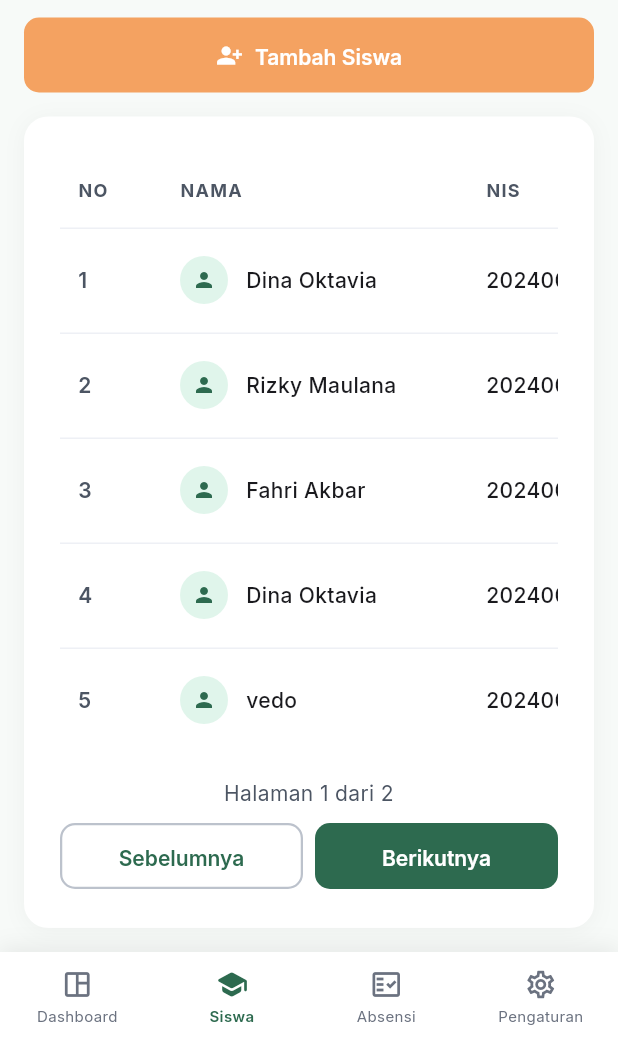
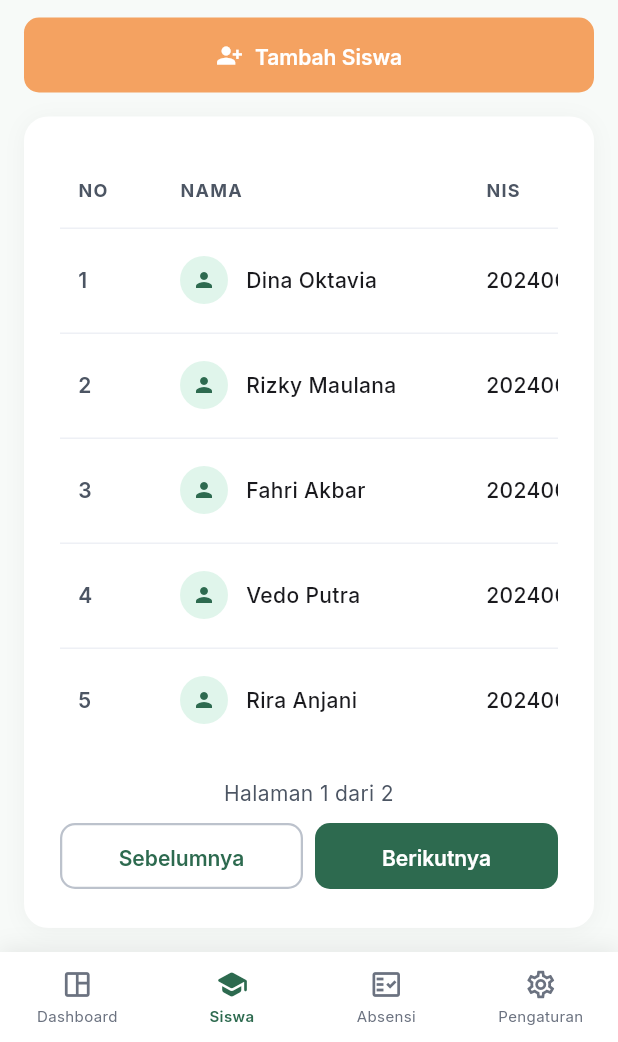
Before and after one commit to Anompuja/eduaccess, a Flutter app: the StudentsScreen screen opened by its route, scrolled down 238 dp, on a phone screen of 412 x 824 dp, the part 194-1236 px from its top. Run offline on Flutter 3.47's test engine with Material 3 defaults, Android fonts, the phone set to English and light mode, and no system bars; our stand-ins replace dio, equatable, fl_chart, flutter_riverpod, flutter_secure_storage, fpdart and 3 more; accounts and stored records are empty.

Commit message:
feat: refactor StudentsScreen to use student data model and update modal actions

```diff
--- a/lib/features/students/presentation/screens/students_screen.dart
+++ b/lib/features/students/presentation/screens/students_screen.dart
@@ -7,6 +7,12 @@ import '../../../../core/widgets/app_badge.dart';
 import '../../../../core/widgets/app_button.dart';
 import '../../../../core/widgets/app_card.dart';
 import '../../../../core/widgets/app_text_field.dart';
+import '../../data/datasources/students_dummy_data.dart';
+import '../../data/models/student_row_data.dart';
+import '../widgets/student_create_modal.dart';
+import '../widgets/student_delete_modal.dart';
+import '../widgets/student_detail_modal.dart';
+import '../widgets/student_edit_modal.dart';
 
 class StudentsScreen extends StatefulWidget {
   const StudentsScreen({super.key});
@@ -22,69 +28,6 @@ class _StudentsScreenState extends State<StudentsScreen> {
   String _subClassFilter = 'Semua Sub-Kelas';
   int _page = 1;
 
-  final List<_StudentRow> _dummyRows = const [
-    _StudentRow(
-      name: 'Dina Oktavia',
-      nis: '2024001',
-      studentClass: 'X IPA 1',
-      status: 'Aktif',
-    ),
-    _StudentRow(
-      name: 'Rizky Maulana',
-      nis: '2024002',
-      studentClass: 'X IPA 2',
-      status: 'Aktif',
-    ),
-    _StudentRow(
-      name: 'Fahri Akbar',
-      nis: '2024003',
-      studentClass: 'XI IPS 1',
-      status: 'Nonaktif',
-    ),
-    _StudentRow(
-      name: 'Dina Oktavia',
-      nis: '2024001',
-      studentClass: 'X IPA 1',
-      status: 'Aktif',
-    ),
-    _StudentRow(
-      name: 'vedo',
-      nis: '2024002',
-      studentClass: 'X IPA 2',
-      status: 'Aktif',
-    ),
-    _StudentRow(
-      name: 'rira',
-      nis: '2024003',
-      studentClass: 'XI IPS 1',
-      status: 'Nonaktif',
-    ),
-    _StudentRow(
-      name: 'Dreaza Oktavia',
-      nis: '2024001',
-      studentClass: 'X IPA 1',
-      status: 'Aktif',
-    ),
-    _StudentRow(
-      name: 'dgas',
-      nis: '2024002',
-      studentClass: 'X IPA 2',
-      status: 'Aktif',
-    ),
-    _StudentRow(
-      name: 'made',
-      nis: '2024003',
-      studentClass: 'XI IPS 1',
-      status: 'Nonaktif',
-    ),
-    _StudentRow(
-      name: 'anom',
-      nis: '2024001',
-      studentClass: 'X IPA 1',
-      status: 'Aktif',
-    ),
-  ];
-
   @override
   void dispose() {
     _searchCtrl.dispose();
@@ -95,7 +38,7 @@ class _StudentsScreenState extends State<StudentsScreen> {
   Widget build(BuildContext context) {
     final isSmallScreen = MediaQuery.sizeOf(context).width < 700;
     final query = _searchCtrl.text.toLowerCase().trim();
-    final filteredRows = _dummyRows.where((e) {
+    final filteredRows = studentDummyRows.where((e) {
       return query.isEmpty ||
           e.name.toLowerCase().contains(query) ||
           e.nis.contains(query);
@@ -195,7 +138,7 @@ class _StudentsScreenState extends State<StudentsScreen> {
                     size: 18,
                     color: AppColors.white,
                   ),
-                  onPressed: () {},
+                  onPressed: _openStudentCreateModal,
                 ),
               ],
             )
@@ -243,7 +186,7 @@ class _StudentsScreenState extends State<StudentsScreen> {
                   }),
                 ),
                 Padding(
-                  padding: const EdgeInsets.only(bottom: 4.0, left: 8.0),
+                  padding: const EdgeInsets.only(bottom: 4.0, left: 30.0),
                   child: AppButton.accent(
                     height: 50,
                     label: 'Tambah Siswa',
@@ -252,7 +195,7 @@ class _StudentsScreenState extends State<StudentsScreen> {
                       size: 18,
                       color: AppColors.white,
                     ),
-                    onPressed: () {},
+                    onPressed: _openStudentCreateModal,
                   ),
                 ),
               ],
@@ -399,19 +342,22 @@ class _StudentsScreenState extends State<StudentsScreen> {
                                           _actionIconButton(
                                             icon: Icons.visibility_outlined,
                                             backgroundColor: AppColors.info,
-                                            onTap: () {},
+                                            onTap: () =>
+                                                _openStudentDetailModal(e),
                                           ),
                                           const SizedBox(width: AppSpacing.sm),
                                           _actionIconButton(
                                             icon: Icons.edit_outlined,
                                             backgroundColor: AppColors.warning,
-                                            onTap: () {},
+                                            onTap: () =>
+                                                _openStudentEditModal(e),
                                           ),
                                           const SizedBox(width: AppSpacing.sm),
                                           _actionIconButton(
                                             icon: Icons.delete_outline,
                                             backgroundColor: AppColors.error,
-                                            onTap: () {},
+                                            onTap: () =>
+                                                _openStudentDeleteModal(e),
                                           ),
                                         ],
                                       ),
@@ -545,18 +491,20 @@ class _StudentsScreenState extends State<StudentsScreen> {
       ),
     );
   }
+
+  void _openStudentDetailModal(StudentRowData row) {
+    showStudentDetailModal(context, data: row);
+  }
+
+  void _openStudentDeleteModal(StudentRowData row) {
+    showStudentDeleteModal(context, data: row);
+  }
+
+  void _openStudentEditModal(StudentRowData row) {
+    showStudentEditModal(context, data: row);
+  }
+
+  void _openStudentCreateModal() {
+    showStudentCreateModal(context);
+  }
 }
-
-class _StudentRow {
-  final String name;
-  final String nis;
-  final String studentClass;
-  final String status;
-
-  const _StudentRow({
-    required this.name,
-    required this.nis,
-    required this.studentClass,
-    required this.status,
-  });
-}
```
